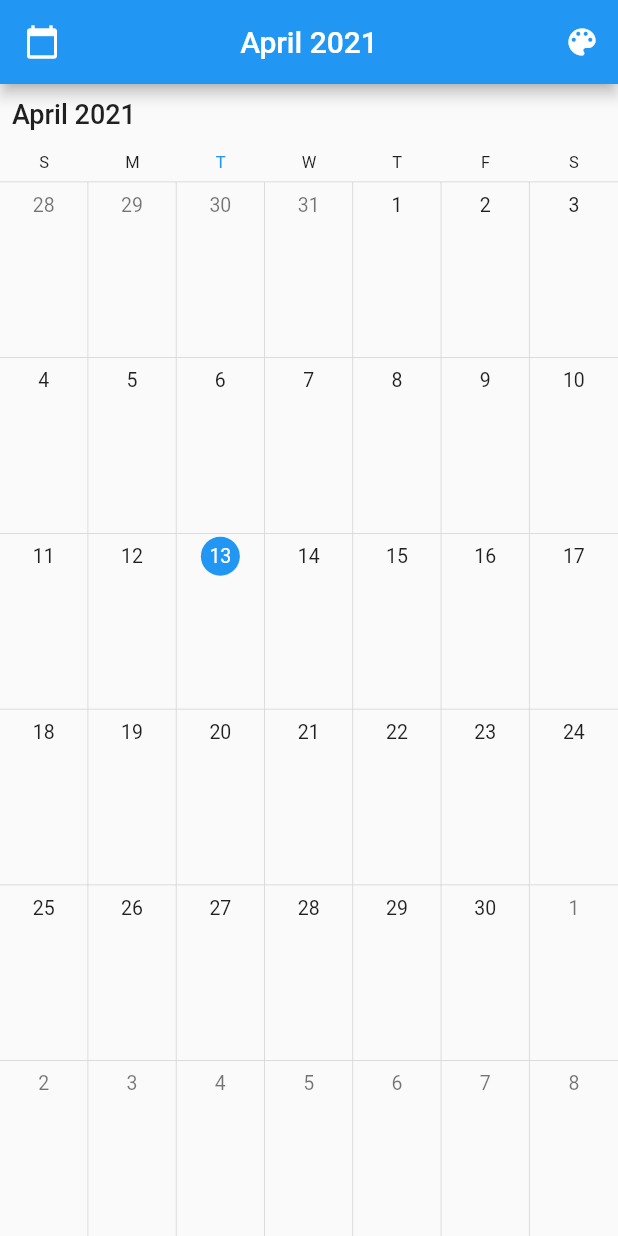
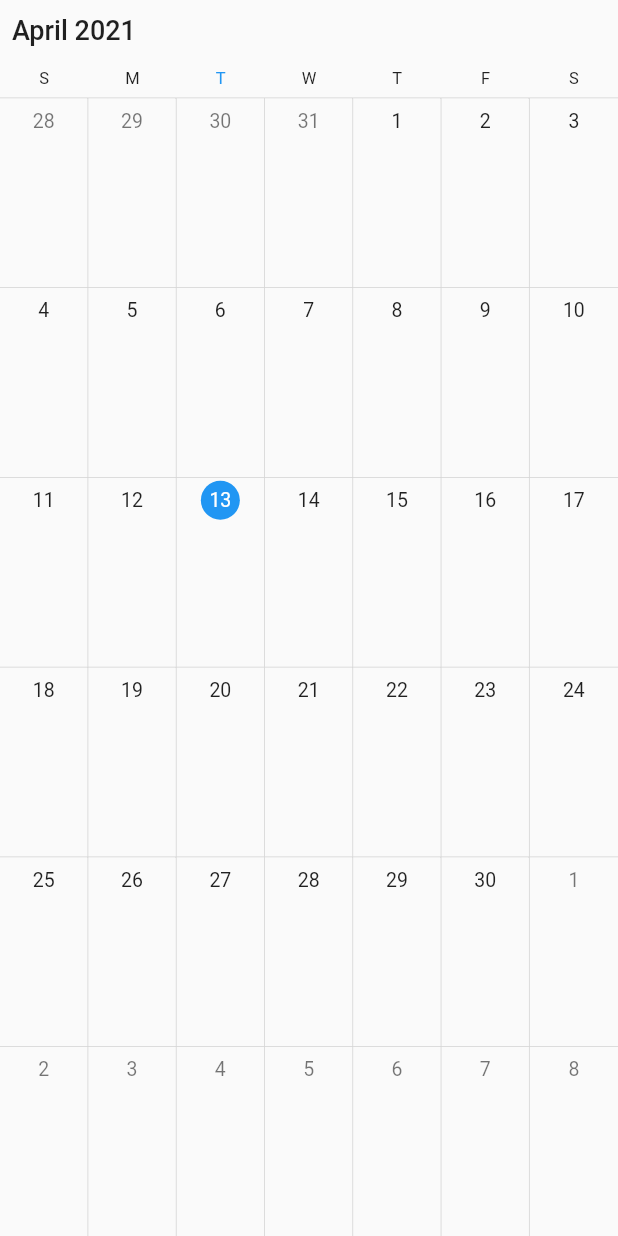
Before and after one commit to SyncfusionExamples/jump-to-time-calendar-flutter, a Flutter app: the screen it shows after launch, on a phone screen of 412 x 824 dp. Run offline on Flutter 3.47's test engine with Material 2 defaults, Android fonts, the phone set to English and light mode, and no system bars; drawn by our look-alikes of syncfusion_flutter_calendar.

Commit message:
Update main.dart
Sample updated.

```diff
--- a/lib/main.dart
+++ b/lib/main.dart
@@ -1,6 +1,4 @@
 import 'package:flutter/material.dart';
-import 'package:flutter/scheduler.dart';
-import 'package:intl/intl.dart';
 import 'package:syncfusion_flutter_calendar/calendar.dart';
 
 void main() => runApp(MyApp());
@@ -11,123 +9,31 @@ class MyApp extends StatefulWidget {
 }
 
 class ScheduleExample extends State<MyApp> {
-  CalendarView _calendarView;
+  final CalendarController _controller = CalendarController();
   DateTime _jumpToTime = DateTime.now();
-  String _text = '';
-  Color headerColor, viewHeaderColor, calendarColor, defaultColor;
-
-  @override
-  void initState() {
-    _calendarView = CalendarView.month;
-    _text = DateFormat('MMMM yyyy').format(_jumpToTime).toString();
-    super.initState();
-  }
-
-  List<String> colors = <String>[
-    'Pink',
-    'Blue',
-    'Yellow',
-    'Wall Brown',
-    'Default'
-  ];
-
-  List<String> views = <String>[
-    'Day',
-    'Month',
-  ];
 
   @override
   Widget build(BuildContext context) {
     return MaterialApp(
       debugShowCheckedModeBanner: false,
       home: Scaffold(
-        appBar: AppBar(
-          actions: <Widget>[
-            PopupMenuButton<String>(
-              icon: Icon(Icons.color_lens),
-              itemBuilder: (BuildContext context) =>
-                  colors.map((String choice) {
-                return PopupMenuItem<String>(
-                    value: choice, child: Text(choice));
-              }).toList(),
-              onSelected: (String value) {
-                setState(() {
-                  if (value == 'Pink') {
-                    headerColor = const Color(0xFF09e8189);
-                    viewHeaderColor = const Color(0xFF0f3acb6);
-                    calendarColor = const Color(0xFF0ffe5d8);
-                  } else if (value == 'Blue') {
-                    headerColor = const Color(0xFF0007eff);
-                    viewHeaderColor = const Color(0xFF03aa4f6);
-                    calendarColor = const Color(0xFF0bae5ff);
-                  } else if (value == 'Wall Brown') {
-                    headerColor = const Color(0xFF0937c5d);
-                    viewHeaderColor = const Color(0xFF0e6d9b1);
-                    calendarColor = const Color(0xFF0d1d2d6);
-                  } else if (value == 'Yellow') {
-                    headerColor = const Color(0xFF0f7ed53);
-                    viewHeaderColor = const Color(0xFF0fff77f);
-                    calendarColor = const Color(0xFF0f7f2cc);
-                  } else if (value == 'Default') {
-                    headerColor = null;
-                    viewHeaderColor = null;
-                    calendarColor = null;
-                  }
-                });
-              },
-            ),
-          ],
-          backgroundColor: headerColor,
-          //Color(0xFF003264),
-          centerTitle: true,
-          titleSpacing: 60,
-          title: Text(_text),
-          leading: PopupMenuButton<String>(
-            icon: Icon(Icons.calendar_today),
-            itemBuilder: (BuildContext context) => views.map((String choice) {
-              return PopupMenuItem<String>(
-                value: choice,
-                child: Text(choice),
-              );
-            }).toList(),
-            onSelected: (String value) {
-              setState(() {
-                if (value == 'Day') {
-                  _calendarView = CalendarView.day;
-                } else if (value == 'Month') {
-                  _calendarView = CalendarView.month;
-                }
-              });
-            },
+
+        body: SafeArea(
+          child: SfCalendar(view: CalendarView.month,
+            initialDisplayDate: _jumpToTime,
+            controller: _controller,
+            onTap: calendarTapped,
           ),
-        ),
-        body: Column(
-          children: <Widget>[
-            Expanded(
-              child: SfCalendar(view: _calendarView,
-                initialDisplayDate: _jumpToTime,
-                onTap: calendarTapped,
-              ),
-            ),
-          ],
         ),
       ),
     );
   }
 
   void calendarTapped(CalendarTapDetails calendarTapDetails) {
-    if (_calendarView == CalendarView.month &&
+    if (_controller.view == CalendarView.month &&
         calendarTapDetails.targetElement == CalendarElement.calendarCell) {
-      _calendarView = CalendarView.day;
-      _updateState(calendarTapDetails.date);
+      _controller.view = CalendarView.day;
     }
-  }
-
-  void _updateState(DateTime date) {
-    setState(() {
-      _jumpToTime = date.add(const Duration(hours: 3, minutes: 30));
-      _text = DateFormat('MMMM yyyy').format(_jumpToTime).toString();
-    });
   }
 
   _DataSource getCalendarDataSource() {
@@ -165,6 +71,7 @@ class ScheduleExample extends State<MyApp> {
 
     return _DataSource(appointments);
   }
+
 }
 
 class _DataSource extends CalendarDataSource {
```
